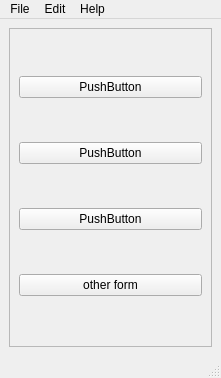
Qt form qt_app/mainwindow.ui (mehmetrizaoz/5_product_line_automation) before a commit.
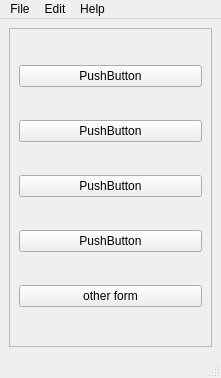
The same form after that commit.

Commit message: product form class added

Diff of the .ui file:
```diff
--- a/qt_app/mainwindow.ui
+++ b/qt_app/mainwindow.ui
@@ -45,6 +45,13 @@
          </property>
         </widget>
        </item>
+       <item>
+        <widget class="QPushButton" name="pushButton_5">
+         <property name="text">
+          <string>PushButton</string>
+         </property>
+        </widget>
+       </item>
        <item>
         <widget class="QPushButton" name="pushButton_3">
          <property name="text">
```
The commit also changes 6 other files.
